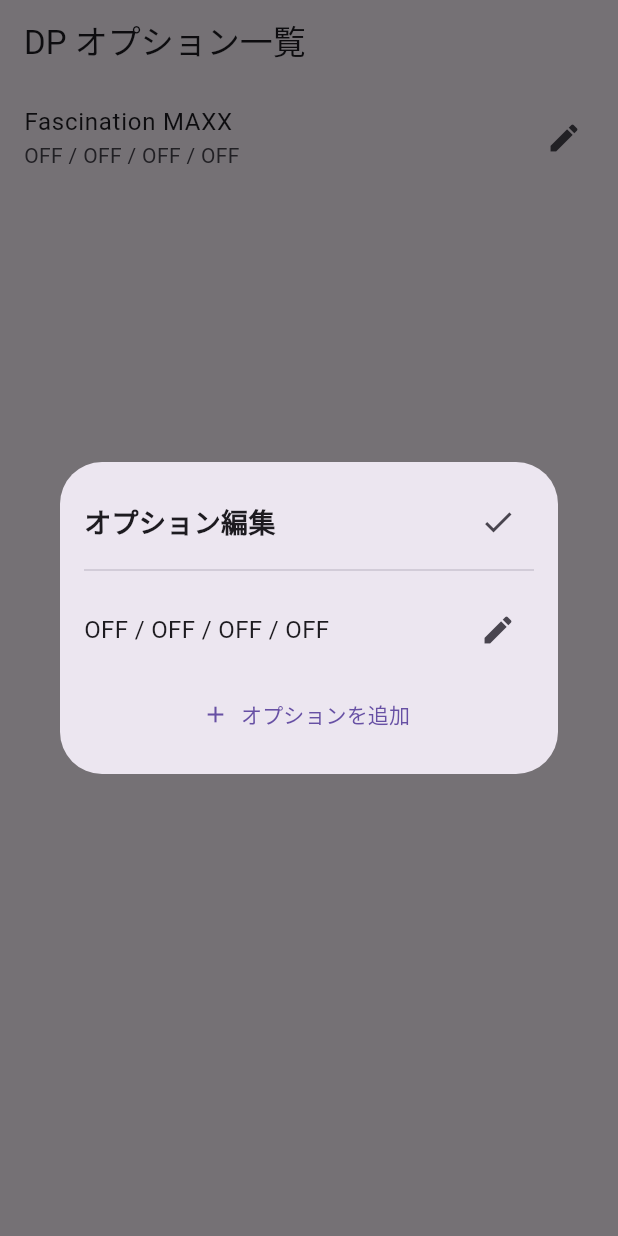
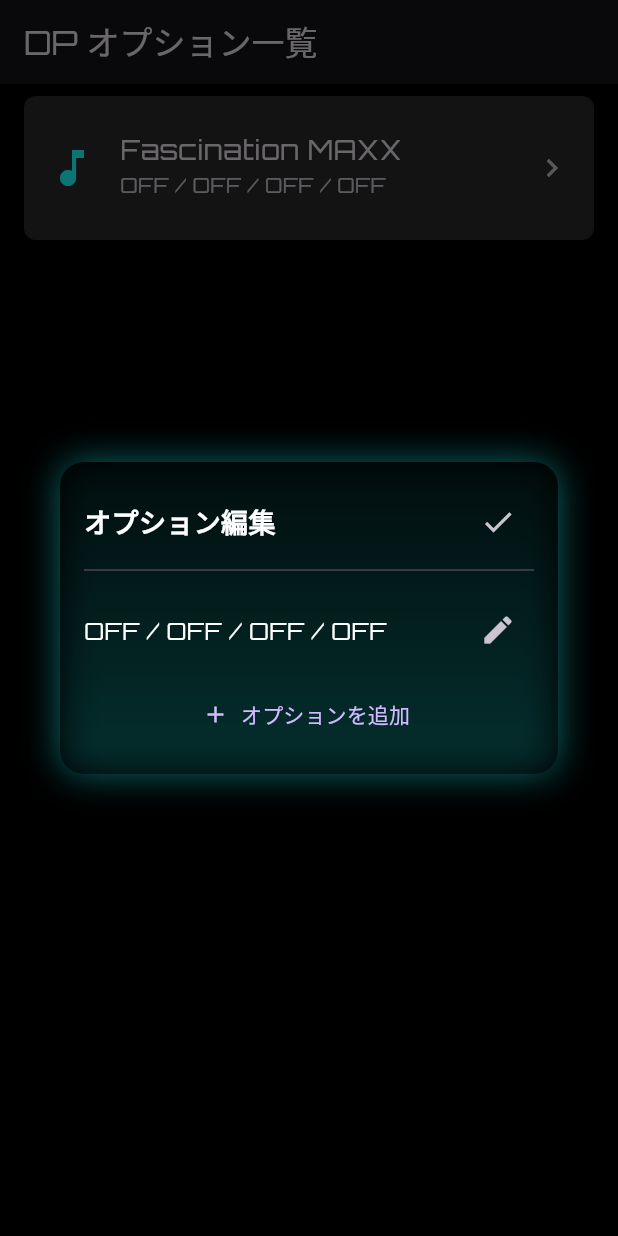
Before and after one commit to noiren/DP_Option-Checker, a Flutter app: the screen it shows after launch, after a tap on "Fascination MAXX", on a phone screen of 412 x 824 dp. Run offline on Flutter 3.47's test engine with Material 3 defaults, Android fonts, the phone set to English and light mode, and no system bars; our stand-ins replace google_fonts.

Commit message:
UI改善

```diff
--- a/lib/main.dart
+++ b/lib/main.dart
@@ -1,17 +1,44 @@
 // lib/main.dart
 
 import 'package:flutter/material.dart';
+import 'package:google_fonts/google_fonts.dart';      // ← ここを追加
 import 'screens/home_screen.dart';
 
 void main() => runApp(const MyApp());
 
 class MyApp extends StatelessWidget {
   const MyApp({super.key});
+
   @override
   Widget build(BuildContext context) {
+    final base = ThemeData.dark();
     return MaterialApp(
-      title: 'IIDX DP オプション管理',
-      theme: ThemeData(primarySwatch: Colors.blue),
+      title: 'IIDX DPオプション',
+      theme: base.copyWith(
+        primaryColor: Colors.black,
+        scaffoldBackgroundColor: Colors.black,
+        colorScheme: base.colorScheme.copyWith(
+          secondary: Colors.cyanAccent,
+        ),
+        textTheme: GoogleFonts.orbitronTextTheme(base.textTheme).apply(
+          bodyColor: Colors.white,
+          displayColor: Colors.white,
+        ),
+        elevatedButtonTheme: ElevatedButtonThemeData(
+          style: ElevatedButton.styleFrom(
+            backgroundColor: Colors.cyanAccent,
+            foregroundColor: Colors.black,
+          ),
+        ),
+        cardTheme: const CardThemeData(
+          color: Color(0xFF1E1E1E),
+          elevation: 4,
+          margin: EdgeInsets.symmetric(horizontal: 16, vertical: 8),
+          shape: RoundedRectangleBorder(
+            borderRadius: BorderRadius.all(Radius.circular(12)),
+          ),
+        ),
+      ),
       home: const HomeScreen(),
     );
   }
--- a/lib/screens/edit_dialog.dart
+++ b/lib/screens/edit_dialog.dart
@@ -58,11 +58,20 @@ class _EditDialogState extends State<EditDialog> {
 
   @override
   Widget build(BuildContext context) {
-    return Dialog(
-      insetPadding: const EdgeInsets.symmetric(horizontal: 40, vertical: 80),
-      child: Padding(
-        padding: const EdgeInsets.all(16),
-        child: Column(mainAxisSize: MainAxisSize.min, children: [
+        return Dialog(
+          backgroundColor: Colors.transparent,
+          child: Container(
+            padding: const EdgeInsets.all(16),
+            decoration: BoxDecoration(
+              gradient: LinearGradient(
+                colors: [Colors.black87, Colors.black54],
+                begin: Alignment.topCenter,
+                end: Alignment.bottomCenter,
+              ),
+              borderRadius: BorderRadius.circular(16),
+              boxShadow: [BoxShadow(color: Colors.cyanAccent.withOpacity(0.4), blurRadius: 20)],
+            ),
+            child: Column(mainAxisSize: MainAxisSize.min, children: [
 
           // ヘッダー
           Row(children: [
--- a/lib/screens/home_screen.dart
+++ b/lib/screens/home_screen.dart
@@ -1,16 +1,17 @@
+
 import 'package:flutter/material.dart';
-import '../models/option_entry.dart'; // OptionList, Option, 各 enum が定義されているファイル
-import 'edit_dialog.dart';            // EditDialog が定義されているファイル
+import '../models/option_entry.dart';
+import 'edit_dialog.dart';
 
 class HomeScreen extends StatefulWidget {
   const HomeScreen({Key? key}) : super(key: key);
 
   @override
-  _HomeScreenState createState() => _HomeScreenState();
+  HomeScreenState createState() => HomeScreenState();
 }
 
-class _HomeScreenState extends State<HomeScreen> {
-  // デフォルトOFFオプション
+class HomeScreenState extends State<HomeScreen> {
+  // デフォルトOFFオプションを１つだけ保持
   final Option defaultOption = Option(
     leftLaneOption: LaneOptionType.off,
     rightLaneOption: LaneOptionType.off,
@@ -18,12 +19,12 @@ class _HomeScreenState extends State<HomeScreen> {
     flipOption: FlipType.off,
   );
 
-  // 初期データ：options リストはまず defaultOption のみ
+  // 初期データ: optionsリストは最初 defaultOption のみ
   List<OptionList> items = [
     OptionList(
       songTitle: 'Fascination MAXX',
       difficulty: DifficultyType.hyper,
-      options: [ // 最初は1つだけ
+      options: [
         Option(
           leftLaneOption: LaneOptionType.off,
           rightLaneOption: LaneOptionType.off,
@@ -32,7 +33,7 @@ class _HomeScreenState extends State<HomeScreen> {
         ),
       ],
     ),
-    // 必要なら 他の曲を同様に追加
+    // 他の曲を追加したい場合はここに同様のOptionListを追加
   ];
 
   @override
@@ -43,28 +44,32 @@ class _HomeScreenState extends State<HomeScreen> {
         itemCount: items.length,
         itemBuilder: (context, index) {
           final entry = items[index];
-          return ListTile(
-            // タイトルは曲名のみ
-            title: Text(entry.songTitle),
-            // サブタイトルに Option1 のみ表示
-            subtitle: Text(entry.options.first.toLabel()),
-            trailing: const Icon(Icons.edit),
+          return Card(
+            color: const Color(0xFF2A2A2A),
+            shape: RoundedRectangleBorder(borderRadius: BorderRadius.circular(8)),
+            margin: const EdgeInsets.symmetric(horizontal: 16, vertical: 8),
+            child: ListTile(
+              contentPadding: const EdgeInsets.symmetric(horizontal: 16, vertical: 12),
+              leading: const Icon(Icons.music_note, color: Colors.cyanAccent, size: 32),
+              title: Text(entry.songTitle, style: const TextStyle(fontSize: 18)),
+              subtitle: Text(entry.options.first.toLabel(), style: const TextStyle(fontSize: 14)),
+              trailing: const Icon(Icons.chevron_right, color: Colors.white70),
               onTap: () async {
-              // 現状の options リストをそのまま渡す
+                // 現在の options リストを渡してダイアログを呼び出し
                 final updated = await showDialog<List<Option>>(
                   context: context,
                   barrierDismissible: true,
                   builder: (_) => EditDialog(initialOptions: entry.options),
                 );
 
-              // ダイアログで保存された場合は updated に要素が入っている
+                // 保存された場合のみ、options を上書き（最大3つに制限）
                 if (updated != null && updated.isNotEmpty) {
                   setState(() {
-                  // 最大3つまでに制限して上書き
                     entry.options = updated.take(3).toList();
                   });
                 }
               },
+            ),
           );
         },
       ),
--- a/pubspec.yaml
+++ b/pubspec.yaml
@@ -30,6 +30,12 @@ environment:
 dependencies:
   flutter:
     sdk: flutter
+
+  # ここから新たに追加
+  google_fonts: ^4.0.3
+
+  # 既存の依存はそのまま
+  flutter_lints: ^5.0.0
 
   # The following adds the Cupertino Icons font to your application.
   # Use with the CupertinoIcons class for iOS style icons.
```
Also changed, not shown: pubspec.lock, 1 other file. Lines whose indentation alone changed are shown as unchanged.
